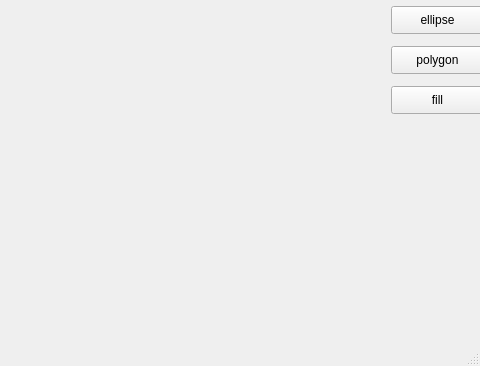
First picture: the form in mainwindow.ui, repository JiaweiLing/CGLab, before the edit; both pictures show x 339 to 819 and y 131 to 497 of the 819 by 497 pixel window.
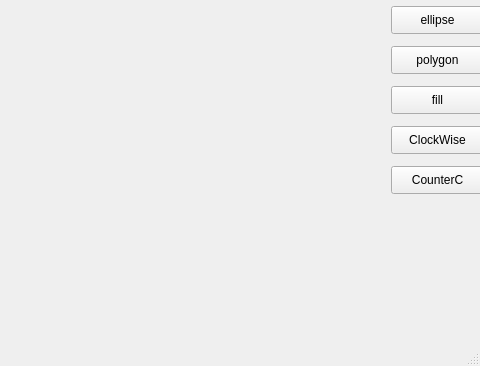
Second picture: the form after the edit.

```diff
--- a/mainwindow.ui
+++ b/mainwindow.ui
@@ -92,6 +92,32 @@
      <string>fill</string>
     </property>
    </widget>
+   <widget class="QPushButton" name="pushButton_7">
+    <property name="geometry">
+     <rect>
+      <x>730</x>
+      <y>240</y>
+      <width>93</width>
+      <height>28</height>
+     </rect>
+    </property>
+    <property name="text">
+     <string>ClockWise</string>
+    </property>
+   </widget>
+   <widget class="QPushButton" name="pushButton_8">
+    <property name="geometry">
+     <rect>
+      <x>730</x>
+      <y>280</y>
+      <width>93</width>
+      <height>28</height>
+     </rect>
+    </property>
+    <property name="text">
+     <string>CounterC</string>
+    </property>
+   </widget>
   </widget>
   <widget class="QMenuBar" name="menuBar">
    <property name="geometry">
```
